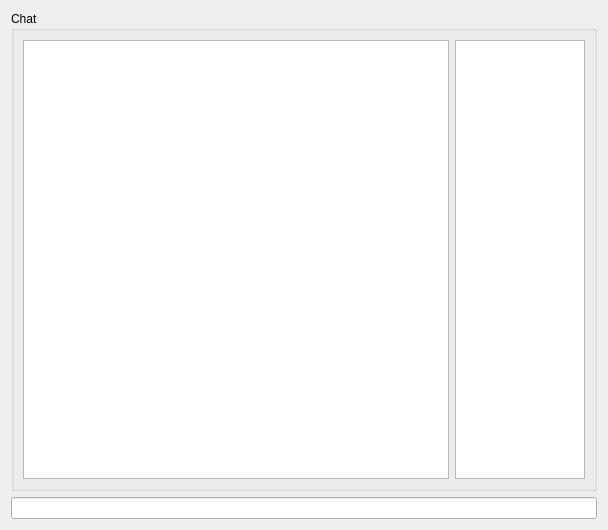
First picture: the form in src/client/gui/chatwidget.ui, repository schuay/sepm, before the edit.
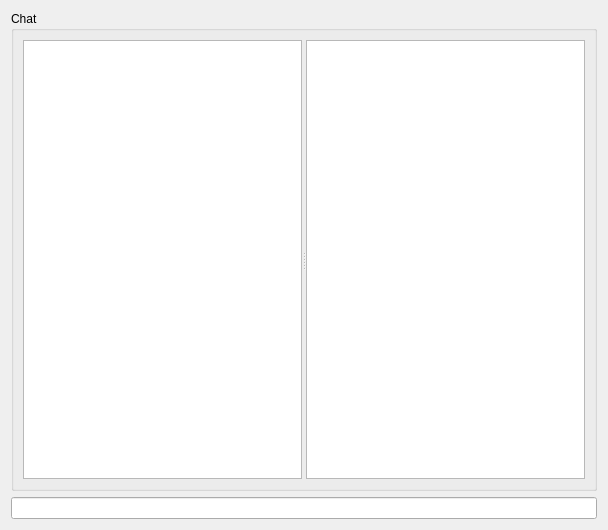
Second picture: the form after the edit.

Commit message:
Now using UserModel for participants list too
Still got some problems with the sizing of the splitter

The edit to the form file:
```diff
--- a/src/client/gui/chatwidget.ui
+++ b/src/client/gui/chatwidget.ui
@@ -19,42 +19,44 @@
      <property name="title">
       <string>Chat</string>
      </property>
-     <layout class="QHBoxLayout" name="horizontalLayout_2">
+     <layout class="QVBoxLayout" name="verticalLayout_2">
       <item>
-       <layout class="QHBoxLayout" name="horizontalLayout">
-        <item>
+       <widget class="QSplitter" name="splitter">
+        <property name="orientation">
+         <enum>Qt::Horizontal</enum>
+        </property>
          <widget class="QTextBrowser" name="tbChat">
-          <property name="minimumSize">
+         <property name="sizePolicy">
+          <sizepolicy hsizetype="Expanding" vsizetype="Expanding">
+           <horstretch>0</horstretch>
+           <verstretch>0</verstretch>
+          </sizepolicy>
+         </property>
+         <property name="baseSize">
            <size>
-            <width>300</width>
+           <width>800</width>
             <height>0</height>
            </size>
           </property>
          </widget>
-        </item>
-        <item>
-         <widget class="QListWidget" name="lwParticipants">
-          <property name="enabled">
-           <bool>true</bool>
-          </property>
-          <property name="minimumSize">
+        <widget class="QListView" name="lvParticipants">
+         <property name="sizePolicy">
+          <sizepolicy hsizetype="Expanding" vsizetype="Expanding">
+           <horstretch>0</horstretch>
+           <verstretch>0</verstretch>
+          </sizepolicy>
+         </property>
+         <property name="baseSize">
            <size>
-            <width>130</width>
+           <width>50</width>
             <height>0</height>
            </size>
           </property>
-          <property name="maximumSize">
-           <size>
-            <width>130</width>
-            <height>16777215</height>
-           </size>
-          </property>
           <property name="selectionMode">
            <enum>QAbstractItemView::NoSelection</enum>
           </property>
          </widget>
-        </item>
-       </layout>
+       </widget>
       </item>
      </layout>
     </widget>
```
Lines whose indentation alone changed are shown as unchanged. The commit also changes 2 other files.
